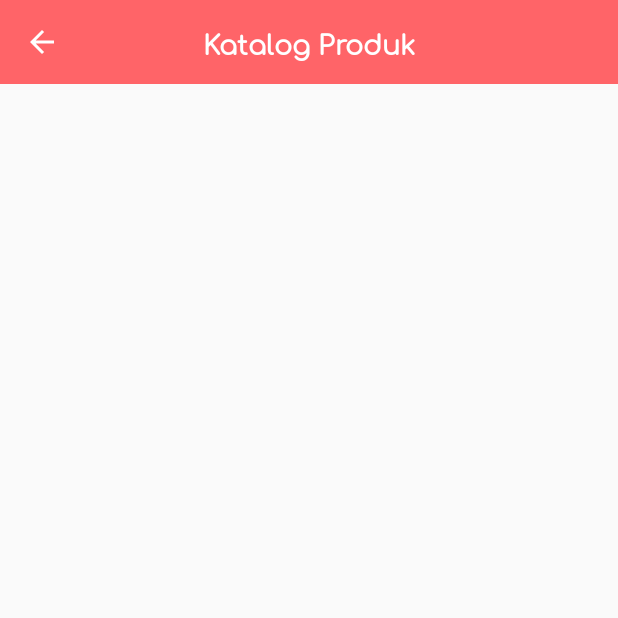
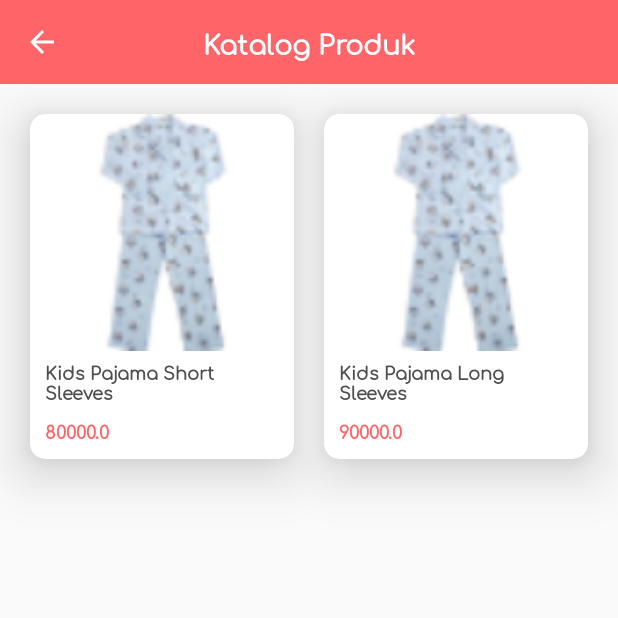
Before and after one commit to ajirea/safarea-project, an Android app: the DropshipperCatalogActivity screen opened directly, with no data from a screen before it, on a phone screen of 412 x 824 dp, the top half of it. Run offline under Robolectric (Android 15) with nearby library versions, the phone set to English and light mode, and no system bars; network calls fail.

```diff
--- a/app/src/main/java/com/perjalanan/safarea/BuyerActivity.java
+++ b/app/src/main/java/com/perjalanan/safarea/BuyerActivity.java
@@ -71,8 +71,9 @@ public class BuyerActivity extends AppCompatActivity {
         swipeRefreshLayout.setColorSchemeResources(R.color.colorPrimary);
         swipeRefreshLayout.setRefreshing(true);
         swipeRefreshLayout.setOnRefreshListener(this::getBuyers);
+    }
 
-        // recyclerview buyer
+    private void initRecyclerView() {
         mRecyclerView = findViewById(R.id.buyerListRecyclerView);
         mLayoutManager = new LinearLayoutManager(this);
         mAdapter = new BuyerListAdapter(buyerList);
@@ -84,7 +85,6 @@ public class BuyerActivity extends AppCompatActivity {
     @Override
     protected void onResume() {
         super.onResume();
-        Log.i("lifecycle", "onResume");
         getBuyers();
     }
 
@@ -167,6 +167,7 @@ public class BuyerActivity extends AppCompatActivity {
                                 buyer.setDeletedAt(item.getString("deleted_at"));
                                 buyerList.add(buyer);
                             }
+                            initRecyclerView();
                             mAdapter.notifyDataSetChanged();
 
                         } else {
--- a/app/src/main/java/com/perjalanan/safarea/DropshipperCatalogActivity.java
+++ b/app/src/main/java/com/perjalanan/safarea/DropshipperCatalogActivity.java
@@ -31,7 +31,7 @@ public class DropshipperCatalogActivity extends AppCompatActivity {
         toolbarHelper.setToolbarTitle("Katalog Produk");
 
         // recycler view
-        //catalogList = exampleCatalogData();
+        catalogList = new ArrayList<>(exampleCatalogData());
         mRecyclerView = findViewById(R.id.dropshipperCatalogRecyclerView);
         mLayoutManager = new GridLayoutManager(getApplicationContext(), 2);
         mAdapter = new DropshipperCatalogListAdapter(catalogList);
@@ -40,13 +40,11 @@ public class DropshipperCatalogActivity extends AppCompatActivity {
         mRecyclerView.setAdapter(mAdapter);
         mRecyclerView.addItemDecoration(new GridItemDecoration(2, 30, true));
 
-        mAdapter.setOnItemClickListener(new DropshipperCatalogListAdapter.OnItemClickListener() {
-            @Override
-            public void onItemClick(Integer position) {
-                Intent intent = new Intent(DropshipperCatalogActivity.this, DropshipperCatalogDetailActivity.class);
-                intent.putExtra("Catalog Item", catalogList.get(position));
-                startActivity(intent);
-            }
+        mAdapter.setOnItemClickListener(position -> {
+            Intent intent = new Intent(DropshipperCatalogActivity.this,
+                    DropshipperCatalogDetailActivity.class);
+            intent.putExtra("Catalog Item", catalogList.get(position));
+            startActivity(intent);
         });
     }
 
@@ -64,26 +62,26 @@ public class DropshipperCatalogActivity extends AppCompatActivity {
      * Contoh data untuk catalog items
      * @return ArrayList<CatalogItem>
      */
-//    private ArrayList<CatalogItem> exampleCatalogData() {
-//        ArrayList<CatalogItem> exCatalog = new ArrayList<>();
-//
-//        CatalogItem item1 = new CatalogItem(
-//                1,
-//                R.drawable.sample_product,
-//                "Kids Pajama Short Sleeves",
-//                80000D
-//        );
-//
-//        CatalogItem item2 = new CatalogItem(
-//                2,
-//                R.drawable.sample_product,
-//                "Kids Pajama Long Sleeves",
-//                90000D
-//        );
-//
-//        exCatalog.add(item1);
-//        exCatalog.add(item2);
-//
-//        return exCatalog;
-//    }
+    private ArrayList<CatalogItem> exampleCatalogData() {
+        ArrayList<CatalogItem> exCatalog = new ArrayList<>();
+
+        CatalogItem item1 = new CatalogItem(
+                1,
+                null,
+                "Kids Pajama Short Sleeves",
+                80000D
+        );
+
+        CatalogItem item2 = new CatalogItem(
+                2,
+                null,
+                "Kids Pajama Long Sleeves",
+                90000D
+        );
+
+        exCatalog.add(item1);
+        exCatalog.add(item2);
+
+        return exCatalog;
+    }
 }
--- a/app/src/main/res/mipmap-anydpi-v26/ic_launcher.xml
+++ /dev/null
@@ -1,5 +0,0 @@
-<?xml version="1.0" encoding="utf-8"?>
-<adaptive-icon xmlns:android="http://schemas.android.com/apk/res/android">
-    <background android:drawable="@drawable/ic_launcher_background" />
-    <foreground android:drawable="@drawable/ic_launcher_foreground" />
-</adaptive-icon>
--- a/app/src/main/res/mipmap-anydpi-v26/ic_launcher_round.xml
+++ /dev/null
@@ -1,5 +0,0 @@
-<?xml version="1.0" encoding="utf-8"?>
-<adaptive-icon xmlns:android="http://schemas.android.com/apk/res/android">
-    <background android:drawable="@drawable/ic_launcher_background" />
-    <foreground android:drawable="@drawable/ic_launcher_foreground" />
-</adaptive-icon>
```
Also changed, not shown: app/src/main/res/mipmap-hdpi/ic_launcher.png, app/src/main/res/mipmap-hdpi/ic_launcher_round.png, app/src/main/res/mipmap-mdpi/ic_launcher.png, app/src/main/res/mipmap-mdpi/ic_launcher_round.png, app/src/main/res/mipmap-xhdpi/ic_launcher.png, app/src/main/res/mipmap-xhdpi/ic_launcher_round.png, app/src/main/res/mipmap-xxhdpi/ic_launcher.png, app/src/main/res/mipmap-xxhdpi/ic_launcher_round.png, app/src/main/res/mipmap-xxxhdpi/ic_launcher.png, app/src/main/res/mipmap-xxxhdpi/ic_launcher_round.png.
